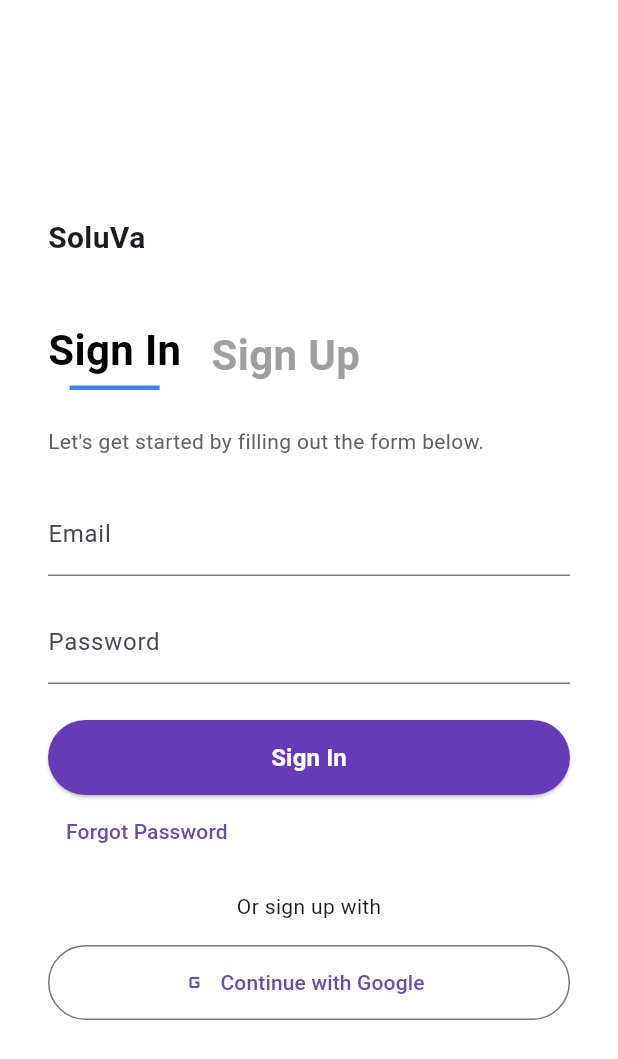
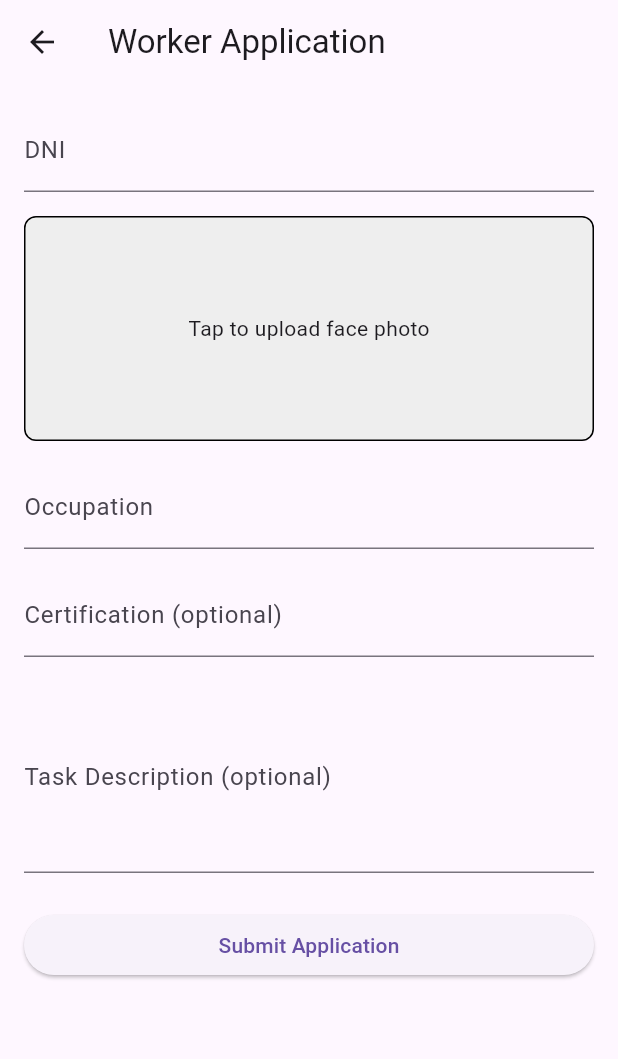
Before and after one commit to LLL-team/Flutter, a Flutter app: the screen it shows after launch, after a tap on "Quiero trabajar", on a phone screen of 412 x 824 dp. Shown: the top 1059 px of the screen. Run offline on Flutter 3.47's test engine with Material 3 defaults, Android fonts, the phone set to English and light mode, and no system bars; our stand-ins replace flutter_dotenv, image_picker, shared_preferences; network calls fail.

Commit message:
feat(worker application): add worker application screen and form submission logic

```diff
--- a/soluva/lib/screens/home_screen.dart
+++ b/soluva/lib/screens/home_screen.dart
@@ -1,6 +1,7 @@
 import 'package:flutter/material.dart';
 import 'package:soluva/screens/auth_screen.dart';
 import 'package:soluva/screens/profile_screen.dart';
+import 'package:soluva/screens/worker_application_screen.dart';
 import 'package:soluva/widgets/header_widget.dart';
 
 
@@ -19,7 +20,7 @@ class HomePage extends StatelessWidget {
               onPressed: () {
                 Navigator.push(
                   context,
-                  MaterialPageRoute(builder: (_) => const AuthScreen()),
+                  MaterialPageRoute(builder: (_) => const WorkerApplicationScreen()),
                 );
               },
               child: const Text('Quiero trabajar'),
--- /dev/null
+++ b/soluva/lib/screens/worker_application_screen.dart
@@ -0,0 +1,149 @@
+import 'dart:io' show File;
+import 'dart:typed_data';
+import 'package:flutter/foundation.dart' show kIsWeb;
+import 'package:flutter/material.dart';
+import 'package:image_picker/image_picker.dart';
+import 'package:soluva/services/api_services/api_service.dart';
+
+class WorkerApplicationScreen extends StatefulWidget {
+  const WorkerApplicationScreen({super.key});
+
+  @override
+  State<WorkerApplicationScreen> createState() => _WorkerApplicationScreenState();
+}
+
+class _WorkerApplicationScreenState extends State<WorkerApplicationScreen> {
+  final _formKey = GlobalKey<FormState>();
+
+  final TextEditingController _dniController = TextEditingController();
+  final TextEditingController _occupationController = TextEditingController();
+  final TextEditingController _certificationController = TextEditingController();
+  final TextEditingController _descriptionController = TextEditingController();
+
+  File? _facePhoto;            // Para mobile
+  Uint8List? _webImageBytes;   // Para web
+
+  Future<void> _pickImage() async {
+    final picker = ImagePicker();
+    final picked = await picker.pickImage(source: ImageSource.gallery);
+    if (picked != null) {
+      if (kIsWeb) {
+        final bytes = await picked.readAsBytes();
+        setState(() {
+          _webImageBytes = bytes;
+          _facePhoto = null;
+        });
+      } else {
+        setState(() {
+          _facePhoto = File(picked.path);
+          _webImageBytes = null;
+        });
+      }
+    }
+  }
+
+  void _submitApplication() {
+    if (_formKey.currentState!.validate() &&
+        (_facePhoto != null || _webImageBytes != null)) {
+          ApiService.enviarSolicitudTrabajador(
+            nationalId: _dniController.text,
+            trade: _occupationController.text,
+            taskDescription: _descriptionController.text,
+            description: _certificationController.text.isNotEmpty ? _certificationController.text : null,
+            facePhoto: _facePhoto,
+            certifications: null, // Podrías agregar otro picker para certificaciones si es necesario
+            token: '', // Aquí deberías obtener el token de autenticación si es necesario
+          );
+      ScaffoldMessenger.of(context).showSnackBar(
+        const SnackBar(content: Text("Your application has been submitted for review.")),
+      );
+      Navigator.of(context).pop();
+    } else {
+      ScaffoldMessenger.of(context).showSnackBar(
+        const SnackBar(content: Text("Please fill all required fields and upload a photo.")),
+      );
+    }
+  }
+
+  @override
+  void dispose() {
+    _dniController.dispose();
+    _occupationController.dispose();
+    _certificationController.dispose();
+    _descriptionController.dispose();
+    super.dispose();
+  }
+
+  Widget _buildImagePreview() {
+    if (kIsWeb) {
+      if (_webImageBytes != null) {
+        return Image.memory(_webImageBytes!, fit: BoxFit.cover);
+      }
+    } else {
+      if (_facePhoto != null) {
+        return Image.file(_facePhoto!, fit: BoxFit.cover);
+      }
+    }
+    return const Center(child: Text("Tap to upload face photo"));
+  }
+
+  @override
+  Widget build(BuildContext context) {
+    return Scaffold(
+      appBar: AppBar(title: const Text('Worker Application')),
+      body: Padding(
+        padding: const EdgeInsets.all(16.0),
+        child: Form(
+          key: _formKey,
+          child: ListView(
+            children: [
+              TextFormField(
+                controller: _dniController,
+                decoration: const InputDecoration(labelText: 'DNI'),
+                keyboardType: TextInputType.number,
+                validator: (value) =>
+                    value == null || value.isEmpty ? 'DNI is required' : null,
+              ),
+              const SizedBox(height: 16),
+              GestureDetector(
+                onTap: _pickImage,
+                child: Container(
+                  height: 150,
+                  decoration: BoxDecoration(
+                    color: Colors.grey[200],
+                    border: Border.all(),
+                    borderRadius: BorderRadius.circular(8),
+                  ),
+                  child: _buildImagePreview(),
+                ),
+              ),
+              const SizedBox(height: 16),
+              TextFormField(
+                controller: _occupationController,
+                decoration: const InputDecoration(labelText: 'Occupation'),
+                validator: (value) =>
+                    value == null || value.isEmpty ? 'Occupation is required' : null,
+              ),
+              const SizedBox(height: 16),
+              TextFormField(
+                controller: _certificationController,
+                decoration: const InputDecoration(labelText: 'Certification (optional)'),
+              ),
+              const SizedBox(height: 16),
+              TextFormField(
+                controller: _descriptionController,
+                decoration: const InputDecoration(labelText: 'Task Description (optional)'),
+                maxLines: 4,
+              ),
+              const SizedBox(height: 24),
+              ElevatedButton(
+                onPressed: _submitApplication,
+                child: const Text("Submit Application"),
+              ),
+            ],
+          ),
+        ),
+      ),
+    );
+  }
+}
--- a/soluva/lib/services/api_services/api_service.dart
+++ b/soluva/lib/services/api_services/api_service.dart
@@ -1,6 +1,9 @@
+import 'dart:io';
+
 import 'package:soluva/services/api_services/auth_service.dart';
 import 'package:soluva/services/api_services/profile_service.dart';
 import 'package:soluva/services/api_services/user_service.dart';
+import 'package:soluva/services/api_services/worker_service.dart';
 
 class ApiService {
   static Future<bool> editUserProfile({
@@ -57,4 +60,24 @@ class ApiService {
   static Future getFoto(String uuid) async {
     return UserService.getFoto(uuid);
   }
+
+  static void enviarSolicitudTrabajador({
+    required String nationalId,
+    required String trade,
+    required String taskDescription,
+    String? description,
+    File? facePhoto,
+    required certifications,
+    required String token,
+  }) {
+    WorkerService.enviarSolicitudTrabajador(
+      nationalId: nationalId,
+      trade: trade,
+      taskDescription: taskDescription,
+      description: description,
+      facePhoto: facePhoto,
+      certifications: certifications,
+      token: token,
+    );
+  }
 }
--- a/soluva/lib/services/api_services/worker_service.dart
+++ b/soluva/lib/services/api_services/worker_service.dart
@@ -0,0 +1,66 @@
+// import 'dart:convert';
+import 'package:flutter_dotenv/flutter_dotenv.dart';
+import 'package:http/http.dart' as http;
+// import 'package:shared_preferences/shared_preferences.dart';
+import 'dart:io';
+import 'package:path/path.dart';
+
+class WorkerService {
+  static String get baseUrl => dotenv.env['BASE_URL'] ?? '';
+  // static Future<String?> _getToken() async {
+  //   final prefs = await SharedPreferences.getInstance();
+  //   return prefs.getString('auth_token');
+  // }
+  static Future<Map<String, dynamic>> enviarSolicitudTrabajador({
+    required String nationalId,
+    required String trade,
+    required String taskDescription,
+    String? description,
+    File? facePhoto,
+    File? certifications,
+    required String token, // si necesitás autenticación con Bearer token
+  }) async {
+    print("Enviando solicitud de trabajador con los siguientes datos:");
+    print("National ID: $nationalId");
+    final uri = Uri.parse('$baseUrl/worker/new');
+
+    final request = http.MultipartRequest('POST', uri)
+      ..headers['Authorization'] = 'Bearer $token'
+      ..fields['national_id'] = nationalId
+      ..fields['trade'] = trade
+      ..fields['task_description'] = taskDescription;
+
+    if (description != null) {
+      request.fields['description'] = description;
+    }
+
+    if (facePhoto != null) {
+      request.files.add(
+        await http.MultipartFile.fromPath(
+          'face_photo',
+          facePhoto.path,
+          filename: basename(facePhoto.path),
+        ),
+      );
+    }
+
+    if (certifications != null) {
+      request.files.add(
+        await http.MultipartFile.fromPath(
+          'certifications',
+          certifications.path,
+          filename: basename(certifications.path),
+        ),
+      );
+    }
+
+    final response = await request.send();
+    final responseBody = await response.stream.bytesToString();
+
+    if (response.statusCode == 201) {
+      return {"success": true, "message": "Solicitud enviada con éxito"};
+    } else {
+      return {"success": false, "message": responseBody};
+    }
+  }
+}
--- a/soluva/pubspec.yaml
+++ b/soluva/pubspec.yaml
@@ -37,6 +37,7 @@ dependencies:
   cupertino_icons: ^1.0.8
   shared_preferences: ^2.5.3
   image_picker: ^1.1.2
+  path: ^1.9.1
 
 dev_dependencies:
   flutter_test:
@@ -62,7 +63,6 @@ flutter:
 
   # To add assets to your application, add an assets section, like this:
   assets:
-    - lib\assets\images\default_avatar.webp
     - .env
   #   - images/a_dot_burr.jpeg
   #   - images/a_dot_ham.jpeg
```
